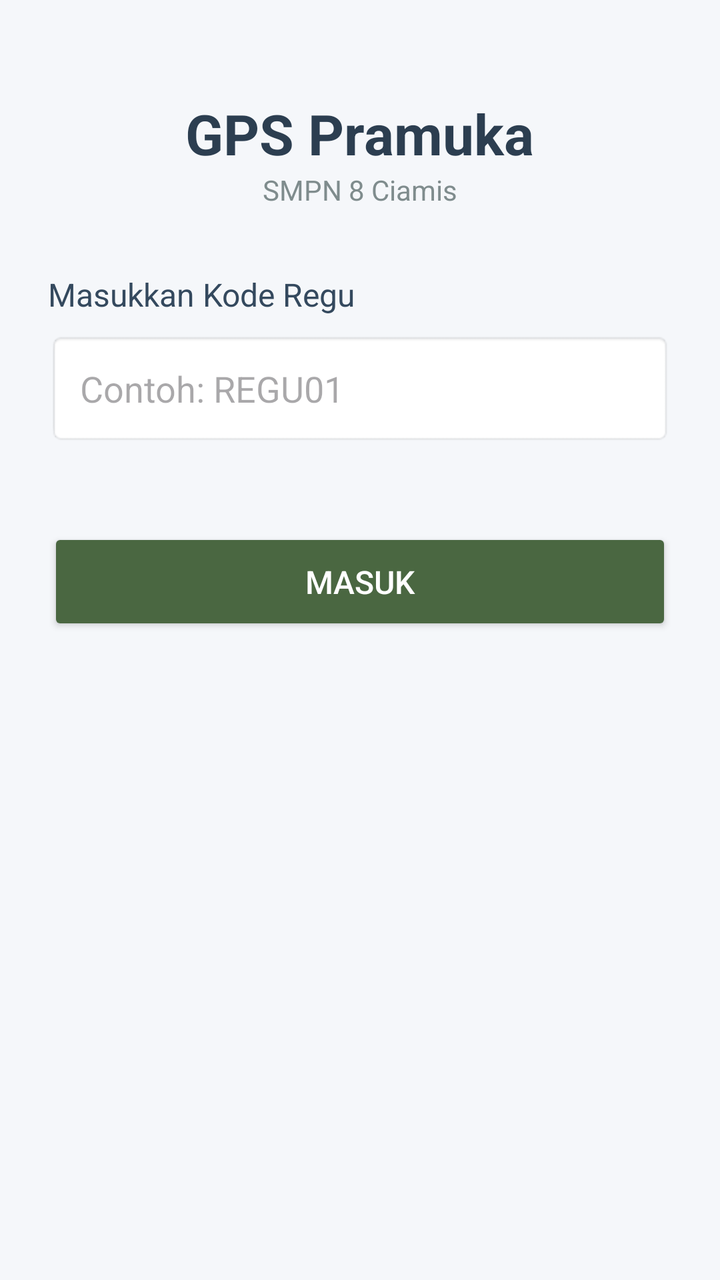
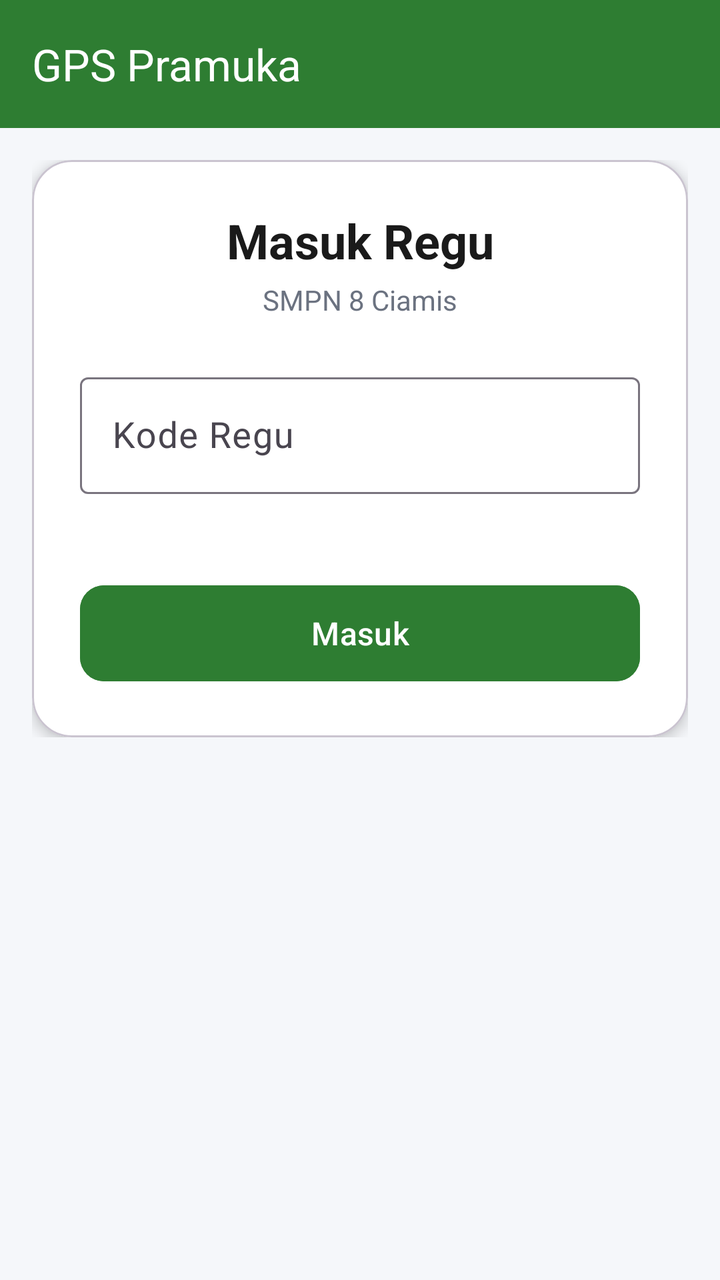

Screens rendered from an Android XML layout before and after an edit, with the pre-edit source and the edit as a unified diff.
<!-- AndroidManifest.xml: application theme Theme.GpsPramuka -->
<!-- res/layout/activity_main.xml -->
<?xml version="1.0" encoding="utf-8"?>
<ScrollView xmlns:android="http://schemas.android.com/apk/res/android"
    xmlns:app="http://schemas.android.com/apk/res-auto"
    android:layout_width="match_parent"
    android:layout_height="match_parent"
    android:fillViewport="true"
    android:background="#F5F7FA">

    <LinearLayout
        android:layout_width="match_parent"
        android:layout_height="wrap_content"
        android:orientation="vertical"
        android:padding="24dp">

        
        <TextView
            android:layout_width="wrap_content"
            android:layout_height="wrap_content"
            android:text="GPS Pramuka"
            android:textSize="28sp"
            android:textStyle="bold"
            android:textColor="#2C3E50"
            android:layout_gravity="center_horizontal"
            android:layout_marginTop="24dp" />

        <TextView
            android:layout_width="wrap_content"
            android:layout_height="wrap_content"
            android:text="SMPN 8 Ciamis"
            android:textSize="14sp"
            android:textColor="#7F8C8D"
            android:layout_gravity="center_horizontal"
            android:layout_marginBottom="32dp" />

        
        <LinearLayout
            android:id="@+id/layoutDaftar"
            android:layout_width="match_parent"
            android:layout_height="wrap_content"
            android:orientation="vertical"
            android:visibility="visible">

            <TextView
                android:layout_width="wrap_content"
                android:layout_height="wrap_content"
                android:text="Masukkan Kode Regu"
                android:textSize="16sp"
                android:textColor="#34495E"
                android:layout_marginBottom="8dp" />

            <EditText
                android:id="@+id/inputKode"
                android:layout_width="match_parent"
                android:layout_height="wrap_content"
                android:hint="Contoh: REGU01"
                android:inputType="textCapCharacters"
                android:maxLength="20"
                android:padding="16dp"
                android:background="@android:drawable/editbox_background"
                android:layout_marginBottom="8dp" />

            <TextView
                android:id="@+id/pesanError"
                android:layout_width="match_parent"
                android:layout_height="wrap_content"
                android:textColor="#E74C3C"
                android:textSize="13sp"
                android:layout_marginBottom="16dp" />

            <Button
                android:id="@+id/btnMasuk"
                android:layout_width="match_parent"
                android:layout_height="wrap_content"
                android:text="Masuk"
                android:textSize="16sp"
                android:padding="16dp"
                android:backgroundTint="#4A6741"
                android:textColor="#FFFFFF" />
        </LinearLayout>

        
        <LinearLayout
            android:id="@+id/layoutKonfirmasi"
            android:layout_width="match_parent"
            android:layout_height="wrap_content"
            android:orientation="vertical"
            android:visibility="gone"
            android:background="#FFFFFF"
            android:padding="20dp">

            <TextView
                android:layout_width="wrap_content"
                android:layout_height="wrap_content"
                android:text="Konfirmasi Regu"
                android:textSize="18sp"
                android:textStyle="bold"
                android:textColor="#2C3E50"
                android:layout_marginBottom="12dp" />

            <TextView
                android:id="@+id/namaReguPreview"
                android:layout_width="match_parent"
                android:layout_height="wrap_content"
                android:textSize="20sp"
                android:textStyle="bold"
                android:textColor="#4A6741"
                android:layout_marginBottom="4dp" />

            <TextView
                android:id="@+id/pembinaPreview"
                android:layout_width="match_parent"
                android:layout_height="wrap_content"
                android:textSize="14sp"
                android:textColor="#7F8C8D"
                android:layout_marginBottom="20dp" />

            <Button
                android:id="@+id/btnKonfirmasi"
                android:layout_width="match_parent"
                android:layout_height="wrap_content"
                android:text="✅ Mulai Tracking"
                android:backgroundTint="#27AE60"
                android:textColor="#FFFFFF"
                android:layout_marginBottom="8dp" />

            <Button
                android:id="@+id/btnBatal"
                android:layout_width="match_parent"
                android:layout_height="wrap_content"
                android:text="Batal"
                android:backgroundTint="#95A5A6"
                android:textColor="#FFFFFF" />
        </LinearLayout>

        
        <LinearLayout
            android:id="@+id/layoutTracker"
            android:layout_width="match_parent"
            android:layout_height="wrap_content"
            android:orientation="vertical"
            android:visibility="gone">

            <TextView
                android:layout_width="wrap_content"
                android:layout_height="wrap_content"
                android:text="Regu Aktif"
                android:textSize="14sp"
                android:textColor="#7F8C8D" />

            <TextView
                android:id="@+id/namaRegu"
                android:layout_width="match_parent"
                android:layout_height="wrap_content"
                android:textSize="24sp"
                android:textStyle="bold"
                android:textColor="#2C3E50"
                android:layout_marginBottom="8dp" />

            <TextView
                android:layout_width="match_parent"
                android:layout_height="wrap_content"
                android:text="🟢 GPS aktif melacak lokasi Anda"
                android:textSize="14sp"
                android:textColor="#27AE60"
                android:layout_marginBottom="24dp" />

            <Button
                android:id="@+id/btnSos"
                android:layout_width="match_parent"
                android:layout_height="wrap_content"
                android:text="🚨 KIRIM SOS"
                android:textSize="18sp"
                android:textStyle="bold"
                android:padding="20dp"
                android:backgroundTint="#E74C3C"
                android:textColor="#FFFFFF"
                android:layout_marginBottom="12dp" />

            <Button
                android:id="@+id/btnKeluar"
                android:layout_width="match_parent"
                android:layout_height="wrap_content"
                android:text="🔒 Keluar (butuh kode admin)"
                android:backgroundTint="#95A5A6"
                android:textColor="#FFFFFF" />
        </LinearLayout>

    </LinearLayout>
</ScrollView>
<!-- resources referenced by this layout -->
<resources>
  <style name="Theme.GpsPramuka" parent="Theme.Material3.DayNight.NoActionBar">
          <item name="colorPrimary">@color/primary</item>
          <item name="colorPrimaryContainer">@color/primary_container</item>
          <item name="colorOnPrimary">@color/on_primary</item>
          <item name="colorSecondary">@color/secondary</item>
          <item name="colorError">@color/error</item>
          <item name="android:statusBarColor" tools:targetApi="l">@color/primary_dark</item>
          <item name="android:windowLightStatusBar" tools:targetApi="m">false</item>
      </style>
  <color name="primary">#2E7D32</color>
  <color name="primary_container">#A5D6A7</color>
  <color name="on_primary">#FFFFFF</color>
  <color name="secondary">#FF6F00</color>
  <color name="error">#D32F2F</color>
  <color name="primary_dark">#1B5E20</color>
</resources>

<!-- the commit's change to res/layout/activity_main.xml (unified diff, before → after) -->
@@ -1,189 +1,384 @@
 <?xml version="1.0" encoding="utf-8"?>
-<ScrollView xmlns:android="http://schemas.android.com/apk/res/android"
+<androidx.coordinatorlayout.widget.CoordinatorLayout
+    xmlns:android="http://schemas.android.com/apk/res/android"
     xmlns:app="http://schemas.android.com/apk/res-auto"
     android:layout_width="match_parent"
     android:layout_height="match_parent"
-    android:fillViewport="true"
-    android:background="#F5F7FA">
-
-    <LinearLayout
+    android:background="@color/bg_light">
+
+    <com.google.android.material.appbar.AppBarLayout
         android:layout_width="match_parent"
         android:layout_height="wrap_content"
-        android:orientation="vertical"
-        android:padding="24dp">
-
-        
-        <TextView
-            android:layout_width="wrap_content"
-            android:layout_height="wrap_content"
-            android:text="GPS Pramuka"
-            android:textSize="28sp"
-            android:textStyle="bold"
-            android:textColor="#2C3E50"
-            android:layout_gravity="center_horizontal"
-            android:layout_marginTop="24dp" />
-
-        <TextView
-            android:layout_width="wrap_content"
-            android:layout_height="wrap_content"
-            android:text="SMPN 8 Ciamis"
-            android:textSize="14sp"
-            android:textColor="#7F8C8D"
-            android:layout_gravity="center_horizontal"
-            android:layout_marginBottom="32dp" />
-
-        
+        app:elevation="4dp">
+
+        <com.google.android.material.appbar.MaterialToolbar
+            android:id="@+id/toolbar"
+            android:layout_width="match_parent"
+            android:layout_height="?attr/actionBarSize"
+            android:background="@color/primary"
+            app:title="@string/app_name"
+            app:titleTextColor="@color/on_primary" />
+    </com.google.android.material.appbar.AppBarLayout>
+
+    <androidx.core.widget.NestedScrollView
+        android:layout_width="match_parent"
+        android:layout_height="match_parent"
+        app:layout_behavior="@string/appbar_scrolling_view_behavior">
+
         <LinearLayout
-            android:id="@+id/layoutDaftar"
             android:layout_width="match_parent"
             android:layout_height="wrap_content"
             android:orientation="vertical"
-            android:visibility="visible">
-
-            <TextView
-                android:layout_width="wrap_content"
-                android:layout_height="wrap_content"
-                android:text="Masukkan Kode Regu"
-                android:textSize="16sp"
-                android:textColor="#34495E"
-                android:layout_marginBottom="8dp" />
-
-            <EditText
-                android:id="@+id/inputKode"
+            android:padding="16dp">
+
+            <LinearLayout
+                android:id="@+id/layoutDaftar"
                 android:layout_width="match_parent"
                 android:layout_height="wrap_content"
-                android:hint="Contoh: REGU01"
-                android:inputType="textCapCharacters"
-                android:maxLength="20"
-                android:padding="16dp"
-                android:background="@android:drawable/editbox_background"
-                android:layout_marginBottom="8dp" />
-
-            <TextView
-                android:id="@+id/pesanError"
+                android:orientation="vertical"
+                android:visibility="visible">
+
+                <com.google.android.material.card.MaterialCardView
+                    android:layout_width="match_parent"
+                    android:layout_height="wrap_content"
+                    app:cardCornerRadius="20dp"
+                    app:cardElevation="4dp"
+                    app:cardBackgroundColor="@color/card_white">
+
+                    <LinearLayout
+                        android:layout_width="match_parent"
+                        android:layout_height="wrap_content"
+                        android:orientation="vertical"
+                        android:padding="24dp">
+
+                        <TextView
+                            android:layout_width="match_parent"
+                            android:layout_height="wrap_content"
+                            android:text="@string/login_title"
+                            android:textSize="24sp"
+                            android:textStyle="bold"
+                            android:textColor="@color/text_primary"
+                            android:gravity="center"
+                            android:layout_marginBottom="4dp" />
+
+                        <TextView
+                            android:layout_width="match_parent"
+                            android:layout_height="wrap_content"
+                            android:text="@string/app_subtitle"
+                            android:textSize="14sp"
+                            android:textColor="@color/text_secondary"
+                            android:gravity="center"
+                            android:layout_marginBottom="24dp" />
+
+                        <com.google.android.material.textfield.TextInputLayout
+                            android:layout_width="match_parent"
+                            android:layout_height="wrap_content"
+                            android:hint="@string/login_hint"
+                            style="@style/Widget.Material3.TextInputLayout.OutlinedBox"
+                            android:layout_marginBottom="16dp">
+
+                            <com.google.android.material.textfield.TextInputEditText
+                                android:id="@+id/inputKode"
+                                android:layout_width="match_parent"
+                                android:layout_height="wrap_content"
+                                android:inputType="textCapCharacters"
+                                android:maxLength="20"
+                                android:textSize="18sp" />
+                        </com.google.android.material.textfield.TextInputLayout>
+
+                        <TextView
+                            android:id="@+id/pesanError"
+                            android:layout_width="match_parent"
+                            android:layout_height="wrap_content"
+                            android:textColor="@color/error"
+                            android:textSize="13sp"
+                            android:layout_marginBottom="8dp" />
+
+                        <com.google.android.material.button.MaterialButton
+                            android:id="@+id/btnMasuk"
+                            android:layout_width="match_parent"
+                            android:layout_height="56dp"
+                            android:text="@string/login_button"
+                            android:textSize="16sp"
+                            app:cornerRadius="12dp"
+                            android:backgroundTint="@color/primary"
+                            android:textColor="@color/on_primary" />
+                    </LinearLayout>
+                </com.google.android.material.card.MaterialCardView>
+            </LinearLayout>
+
+            <LinearLayout
+                android:id="@+id/layoutKonfirmasi"
                 android:layout_width="match_parent"
                 android:layout_height="wrap_content"
-                android:textColor="#E74C3C"
-                android:textSize="13sp"
-                android:layout_marginBottom="16dp" />
-
-            <Button
-                android:id="@+id/btnMasuk"
+                android:orientation="vertical"
+                android:visibility="gone">
+
+                <com.google.android.material.card.MaterialCardView
+                    android:layout_width="match_parent"
+                    android:layout_height="wrap_content"
+                    app:cardCornerRadius="20dp"
+                    app:cardElevation="4dp"
+                    app:cardBackgroundColor="@color/card_white">
+
+                    <LinearLayout
+                        android:layout_width="match_parent"
+                        android:layout_height="wrap_content"
+                        android:orientation="vertical"
+                        android:padding="24dp">
+
+                        <TextView
+                            android:layout_width="match_parent"
+                            android:layout_height="wrap_content"
+                            android:text="Konfirmasi Regu"
+                            android:textSize="20sp"
+                            android:textStyle="bold"
+                            android:textColor="@color/text_primary"
+                            android:layout_marginBottom="16dp" />
+
+                        <TextView
+                            android:id="@+id/namaReguPreview"
+                            android:layout_width="match_parent"
+                            android:layout_height="wrap_content"
+                            android:textSize="24sp"
+                            android:textStyle="bold"
+                            android:textColor="@color/primary"
+                            android:layout_marginBottom="4dp" />
+
+                        <TextView
+                            android:id="@+id/pembinaPreview"
+                            android:layout_width="match_parent"
+                            android:layout_height="wrap_content"
+                            android:textSize="14sp"
+                            android:textColor="@color/text_secondary"
+                            android:layout_marginBottom="24dp" />
+
+                        <com.google.android.material.button.MaterialButton
+                            android:id="@+id/btnKonfirmasi"
+                            android:layout_width="match_parent"
+                            android:layout_height="56dp"
+                            android:text="✅ Mulai Tracking"
+                            android:textSize="16sp"
+                            app:cornerRadius="12dp"
+                            android:backgroundTint="@color/success_green"
+                            android:textColor="@color/on_primary"
+                            android:layout_marginBottom="8dp" />
+
+                        <com.google.android.material.button.MaterialButton
+                            android:id="@+id/btnBatal"
+                            style="@style/Widget.Material3.Button.OutlinedButton"
+                            android:layout_width="match_parent"
+                            android:layout_height="56dp"
+                            android:text="@string/exit_dialog_cancel"
+                            android:textSize="16sp"
+                            app:cornerRadius="12dp" />
+                    </LinearLayout>
+                </com.google.android.material.card.MaterialCardView>
+            </LinearLayout>
+
+            <LinearLayout
+                android:id="@+id/layoutTracker"
                 android:layout_width="match_parent"
                 android:layout_height="wrap_content"
-                android:text="Masuk"
-                android:textSize="16sp"
-                android:padding="16dp"
-                android:backgroundTint="#4A6741"
-                android:textColor="#FFFFFF" />
+                android:orientation="vertical"
+                android:visibility="gone">
+
+                <com.google.android.material.card.MaterialCardView
+                    android:layout_width="match_parent"
+                    android:layout_height="wrap_content"
+                    app:cardCornerRadius="20dp"
+                    app:cardElevation="4dp"
+                    app:cardBackgroundColor="@color/card_white"
+                    android:layout_marginBottom="16dp">
+
+                    <LinearLayout
+                        android:layout_width="match_parent"
+                        android:layout_height="wrap_content"
+                        android:orientation="vertical"
+                        android:padding="20dp">
+
+                        <TextView
+                            android:layout_width="wrap_content"
+                            android:layout_height="wrap_content"
+                            android:text="@string/tracker_title"
+                            android:textSize="12sp"
+                            android:textColor="@color/text_secondary"
+                            android:textAllCaps="true" />
+
+                        <TextView
+                            android:id="@+id/namaRegu"
+                            android:layout_width="match_parent"
+                            android:layout_height="wrap_content"
+                            android:textSize="22sp"
+                            android:textStyle="bold"
+                            android:textColor="@color/text_primary"
+                            android:layout_marginTop="4dp" />
+
+                        <LinearLayout
+                            android:layout_width="match_parent"
+                            android:layout_height="wrap_content"
+                            android:orientation="horizontal"
+                            android:gravity="center_vertical"
+                            android:layout_marginTop="12dp">
+
+                            <View
+                                android:layout_width="10dp"
+                                android:layout_height="10dp"
+                                android:background="@drawable/bg_dot_green" />
+
+                            <TextView
+                                android:layout_width="wrap_content"
+                                android:layout_height="wrap_content"
+                                android:text="@string/tracker_active"
+                                android:textSize="14sp"
+                                android:textColor="@color/success_green"
+                                android:layout_marginStart="8dp" />
+                        </LinearLayout>
+                    </LinearLayout>
+                </com.google.android.material.card.MaterialCardView>
+
+                <com.google.android.material.tabs.TabLayout
+                    android:id="@+id/tabLayout"
+                    android:layout_width="match_parent"
+                    android:layout_height="wrap_content"
+                    app:tabMode="fixed"
+                    app:tabGravity="fill"
+                    app:tabIndicatorColor="@color/primary"
+                    app:tabSelectedTextColor="@color/primary"
+                    android:layout_marginBottom="8dp">
+
+                    <com.google.android.material.tabs.TabItem
+                        android:text="📢 Pesan"
+                        android:layout_width="wrap_content" />
+
+                    <com.google.android.material.tabs.TabItem
+                        android:text="💬 Chat"
+                        android:layout_width="wrap_content" />
+                </com.google.android.material.tabs.TabLayout>
+
+                <com.google.android.material.card.MaterialCardView
+                    android:id="@+id/cardBroadcast"
+                    android:layout_width="match_parent"
+                    android:layout_height="wrap_content"
+                    app:cardCornerRadius="16dp"
+                    app:cardElevation="2dp"
+                    app:cardBackgroundColor="@color/card_white"
+                    android:layout_marginBottom="16dp">
+
+                    <LinearLayout
+                        android:layout_width="match_parent"
+                        android:layout_height="wrap_content"
+                        android:orientation="vertical"
+                        android:padding="16dp">
+
+                        <TextView
+                            android:layout_width="wrap_content"
+                            android:layout_height="wrap_content"
+                            android:text="@string/broadcast_title"
+                            android:textSize="16sp"
+                            android:textStyle="bold"
+                            android:textColor="@color/text_primary"
+                            android:layout_marginBottom="12dp" />
+
+                        <androidx.recyclerview.widget.RecyclerView
+                            android:id="@+id/rvBroadcast"
+                            android:layout_width="match_parent"
+                            android:layout_height="wrap_content"
+                            android:nestedScrollingEnabled="false" />
+
+                        <TextView
+                            android:id="@+id/tvBroadcastEmpty"
+                            android:layout_width="match_parent"
+                            android:layout_height="wrap_content"
+                            android:text="@string/broadcast_empty"
+                            android:textSize="14sp"
+                            android:textColor="@color/text_secondary"
+                            android:gravity="center"
+                            android:padding="16dp"
+                            android:visibility="gone" />
+                    </LinearLayout>
+                </com.google.android.material.card.MaterialCardView>
+
+                <com.google.android.material.card.MaterialCardView
+                    android:id="@+id/cardChat"
+                    android:layout_width="match_parent"
+                    android:layout_height="wrap_content"
+                    app:cardCornerRadius="16dp"
+                    app:cardElevation="2dp"
+                    app:cardBackgroundColor="@color/card_white"
+                    android:layout_marginBottom="16dp"
+                    android:visibility="gone">
+
+                    <LinearLayout
+                        android:layout_width="match_parent"
+                        android:layout_height="wrap_content"
+                        android:orientation="vertical"
+                        android:padding="16dp">
+
+                        <TextView
+                            android:layout_width="wrap_content"
+                            android:layout_height="wrap_content"
+                            android:text="@string/chat_title"
+                            android:textSize="16sp"
+                            android:textStyle="bold"
+                            android:textColor="@color/text_primary"
+                            android:layout_marginBottom="12dp" />
+
+                        <LinearLayout
+                            android:layout_width="match_parent"
+                            android:layout_height="wrap_content"
+                            android:orientation="horizontal"
+                            android:gravity="center_vertical">
+
+                            <EditText
+                                android:id="@+id/inputChat"
+                                android:layout_width="0dp"
+                                android:layout_height="wrap_content"
+                                android:layout_weight="1"
+                                android:hint="@string/chat_hint"
+                                android:padding="12dp"
+                                android:background="@drawable/bg_input"
+                                android:maxLines="3" />
+
+                            <com.google.android.material.button.MaterialButton
+                                android:id="@+id/btnKirimChat"
+                                android:layout_width="wrap_content"
+                                android:layout_height="wrap_content"
+                                android:text="@string/chat_send"
+                                android:layout_marginStart="8dp" />
+                        </LinearLayout>
+
+                        <androidx.recyclerview.widget.RecyclerView
+                            android:id="@+id/rvChat"
+                            android:layout_width="match_parent"
+                            android:layout_height="wrap_content"
+                            android:nestedScrollingEnabled="false"
+                            android:layout_marginTop="12dp" />
+                    </LinearLayout>
+                </com.google.android.material.card.MaterialCardView>
+
+                <com.google.android.material.button.MaterialButton
+                    android:id="@+id/btnSos"
+                    android:layout_width="match_parent"
+                    android:layout_height="72dp"
+                    android:text="@string/sos_button"
+                    android:textSize="20sp"
+                    android:textStyle="bold"
+                    app:cornerRadius="16dp"
+                    android:backgroundTint="@color/sos_red"
+                    android:textColor="@color/on_primary"
+                    android:layout_marginBottom="12dp" />
+
+                <com.google.android.material.button.MaterialButton
+                    android:id="@+id/btnKeluar"
+                    style="@style/Widget.Material3.Button.OutlinedButton"
+                    android:layout_width="match_parent"
+                    android:layout_height="56dp"
+                    android:text="@string/exit_button"
+                    android:textSize="16sp"
+                    app:cornerRadius="12dp" />
+            </LinearLayout>
+
         </LinearLayout>
-
-        
-        <LinearLayout
-            android:id="@+id/layoutKonfirmasi"
-            android:layout_width="match_parent"
-            android:layout_height="wrap_content"
-            android:orientation="vertical"
-            android:visibility="gone"
-            android:background="#FFFFFF"
-            android:padding="20dp">
-
-            <TextView
-                android:layout_width="wrap_content"
-                android:layout_height="wrap_content"
-                android:text="Konfirmasi Regu"
-                android:textSize="18sp"
-                android:textStyle="bold"
-                android:textColor="#2C3E50"
-                android:layout_marginBottom="12dp" />
-
-            <TextView
-                android:id="@+id/namaReguPreview"
-                android:layout_width="match_parent"
-                android:layout_height="wrap_content"
-                android:textSize="20sp"
-                android:textStyle="bold"
-                android:textColor="#4A6741"
-                android:layout_marginBottom="4dp" />
-
-            <TextView
-                android:id="@+id/pembinaPreview"
-                android:layout_width="match_parent"
-                android:layout_height="wrap_content"
-                android:textSize="14sp"
-                android:textColor="#7F8C8D"
-                android:layout_marginBottom="20dp" />
-
-            <Button
-                android:id="@+id/btnKonfirmasi"
-                android:layout_width="match_parent"
-                android:layout_height="wrap_content"
-                android:text="✅ Mulai Tracking"
-                android:backgroundTint="#27AE60"
-                android:textColor="#FFFFFF"
-                android:layout_marginBottom="8dp" />
-
-            <Button
-                android:id="@+id/btnBatal"
-                android:layout_width="match_parent"
-                android:layout_height="wrap_content"
-                android:text="Batal"
-                android:backgroundTint="#95A5A6"
-                android:textColor="#FFFFFF" />
-        </LinearLayout>
-
-        
-        <LinearLayout
-            android:id="@+id/layoutTracker"
-            android:layout_width="match_parent"
-            android:layout_height="wrap_content"
-            android:orientation="vertical"
-            android:visibility="gone">
-
-            <TextView
-                android:layout_width="wrap_content"
-                android:layout_height="wrap_content"
-                android:text="Regu Aktif"
-                android:textSize="14sp"
-                android:textColor="#7F8C8D" />
-
-            <TextView
-                android:id="@+id/namaRegu"
-                android:layout_width="match_parent"
-                android:layout_height="wrap_content"
-                android:textSize="24sp"
-                android:textStyle="bold"
-                android:textColor="#2C3E50"
-                android:layout_marginBottom="8dp" />
-
-            <TextView
-                android:layout_width="match_parent"
-                android:layout_height="wrap_content"
-                android:text="🟢 GPS aktif melacak lokasi Anda"
-                android:textSize="14sp"
-                android:textColor="#27AE60"
-                android:layout_marginBottom="24dp" />
-
-            <Button
-                android:id="@+id/btnSos"
-                android:layout_width="match_parent"
-                android:layout_height="wrap_content"
-                android:text="🚨 KIRIM SOS"
-                android:textSize="18sp"
-                android:textStyle="bold"
-                android:padding="20dp"
-                android:backgroundTint="#E74C3C"
-                android:textColor="#FFFFFF"
-                android:layout_marginBottom="12dp" />
-
-            <Button
-                android:id="@+id/btnKeluar"
-                android:layout_width="match_parent"
-                android:layout_height="wrap_content"
-                android:text="🔒 Keluar (butuh kode admin)"
-                android:backgroundTint="#95A5A6"
-                android:textColor="#FFFFFF" />
-        </LinearLayout>
-
-    </LinearLayout>
-</ScrollView>
+    </androidx.core.widget.NestedScrollView>
+</androidx.coordinatorlayout.widget.CoordinatorLayout>
<!-- resource entries referenced after the edit -->
@@ -1,5 +1,41 @@
 <!-- resources referenced by this layout -->
 <resources>
+  <color name="bg_light">#F5F7FA</color>
+  <color name="card_white">#FFFFFF</color>
+  <color name="error">#D32F2F</color>
+  <color name="on_primary">#FFFFFF</color>
+  <color name="primary">#2E7D32</color>
+  <color name="sos_red">#E53935</color>
+  <color name="success_green">#43A047</color>
+  <color name="text_primary">#1A1A1A</color>
+  <color name="text_secondary">#6B7280</color>
+  <!-- drawable bg_dot_green (drawable) -->
+  <?xml version="1.0" encoding="utf-8"?>
+  <shape xmlns:android="http://schemas.android.com/apk/res/android" android:shape="oval">
+      <solid android:color="@color/success_green" />
+  </shape>
+  <!-- drawable bg_input (drawable) -->
+  <?xml version="1.0" encoding="utf-8"?>
+  <shape xmlns:android="http://schemas.android.com/apk/res/android" android:shape="rectangle">
+      <solid android:color="@color/bg_light" />
+      <corners android:radius="12dp" />
+      <stroke android:width="1dp" android:color="@color/divider" />
+  </shape>
+  <string name="app_name">GPS Pramuka</string>
+  <string name="app_subtitle">SMPN 8 Ciamis</string>
+  <string name="broadcast_empty">Belum ada pesan</string>
+  <string name="broadcast_title">Pesan dari Pos Utama</string>
+  <string name="chat_hint">Tulis pesan...</string>
+  <string name="chat_send">Kirim</string>
+  <string name="chat_title">Pesan Regu</string>
+  <string name="exit_button">Keluar</string>
+  <string name="exit_dialog_cancel">Batal</string>
+  <string name="login_button">Masuk</string>
+  <string name="login_hint">Kode Regu</string>
+  <string name="login_title">Masuk Regu</string>
+  <string name="sos_button">KIRIM SOS</string>
+  <string name="tracker_active">GPS Aktif • Terpantau</string>
+  <string name="tracker_title">Regu Anda</string>
   <style name="Theme.GpsPramuka" parent="Theme.Material3.DayNight.NoActionBar">
           <item name="colorPrimary">@color/primary</item>
           <item name="colorPrimaryContainer">@color/primary_container</item>
@@ -9,11 +45,9 @@
           <item name="android:statusBarColor" tools:targetApi="l">@color/primary_dark</item>
           <item name="android:windowLightStatusBar" tools:targetApi="m">false</item>
       </style>
-  <color name="primary">#2E7D32</color>
+  <color name="divider">#E5E7EB</color>
   <color name="primary_container">#A5D6A7</color>
-  <color name="on_primary">#FFFFFF</color>
   <color name="secondary">#FF6F00</color>
-  <color name="error">#D32F2F</color>
   <color name="primary_dark">#1B5E20</color>
 </resources>
 
